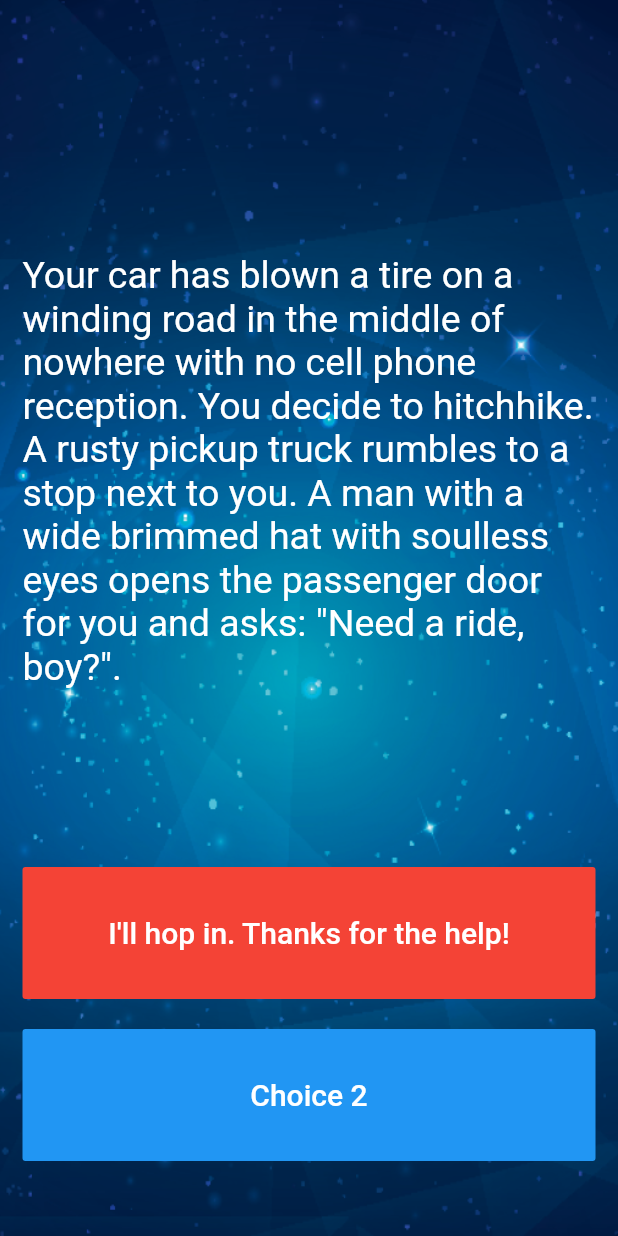
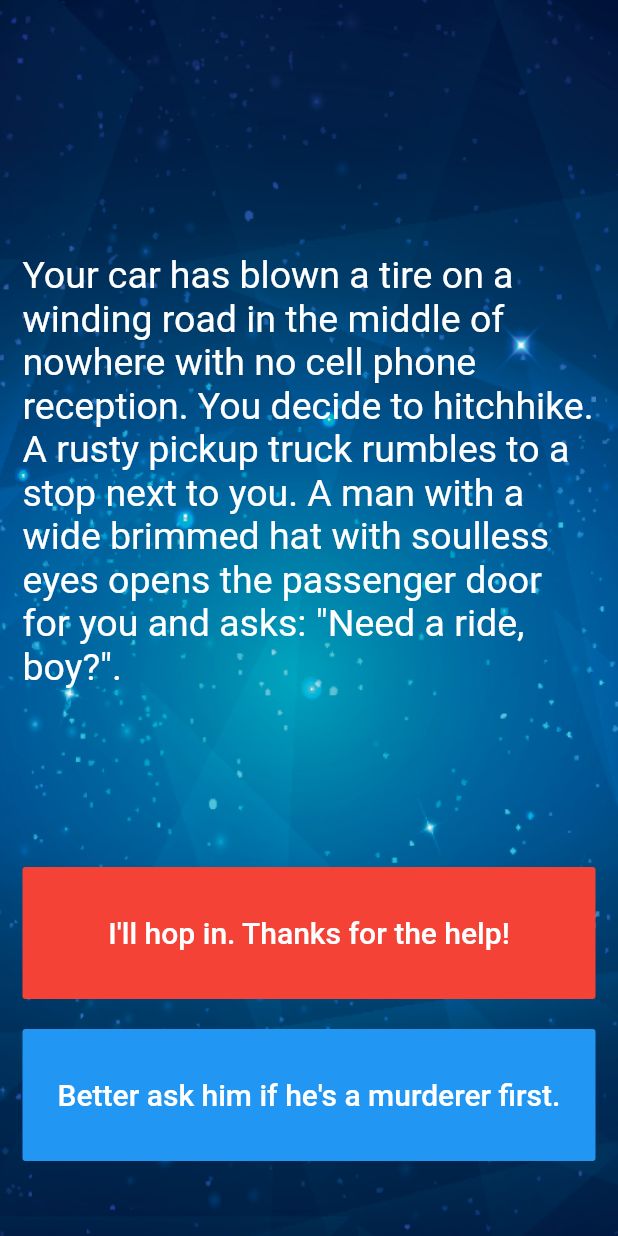
Before and after one commit to duliodenis/destiny, a Flutter app: the screen it shows after launch, on a phone screen of 412 x 824 dp. Run offline on Flutter 3.47's test engine with Material 2 defaults, Android fonts, the phone set to English and light mode, and no system bars.

Commit message:
Use the storyBrain to get the text for choice 2

```diff
--- a/destiny/lib/main.dart
+++ b/destiny/lib/main.dart
@@ -80,8 +80,8 @@ class _StoryPageState extends State<StoryPage> {
                   },
                   color: Colors.blue,
                   child: Text(
-                    //TODO: Step 14 - Use the storyBrain to get the text for choice 1.
-                    'Choice 2',
+                    // Step 14 - Use the storyBrain to get the text for choice 2.
+                    storyBrain.getChoice2(),
                     style: TextStyle(
                       fontSize: 20.0,
                     ),
```
Also changed, not shown: 2 other files.
